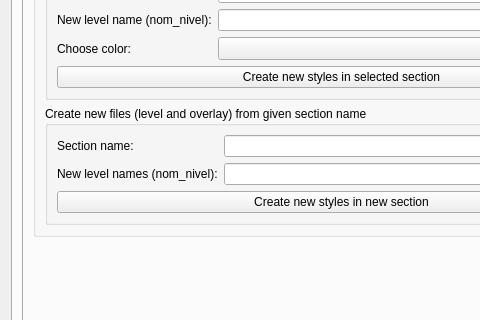
psigcat/sugartools, file sugar_tools_dialog.ui: the form before one commit; both pictures show x 0 to 480 and y 192 to 512 of the 683 by 792 pixel window.
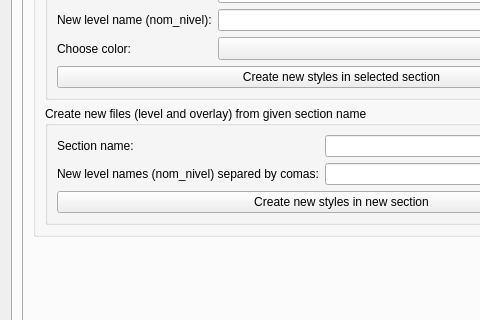
The form after the commit. The open tabs and pages were chosen to show the change. Custom widgets are drawn as their Qt base class.

What changed in the file:
```diff
--- a/sugar_tools_dialog.ui
+++ b/sugar_tools_dialog.ui
@@ -1027,7 +1027,7 @@
                  <item row="2" column="0">
                   <widget class="QLabel" name="label_9">
                    <property name="text">
-                    <string>New level names (nom_nivel):</string>
+                    <string>New level names (nom_nivel) separed by comas:</string>
                    </property>
                   </widget>
                  </item>
```
